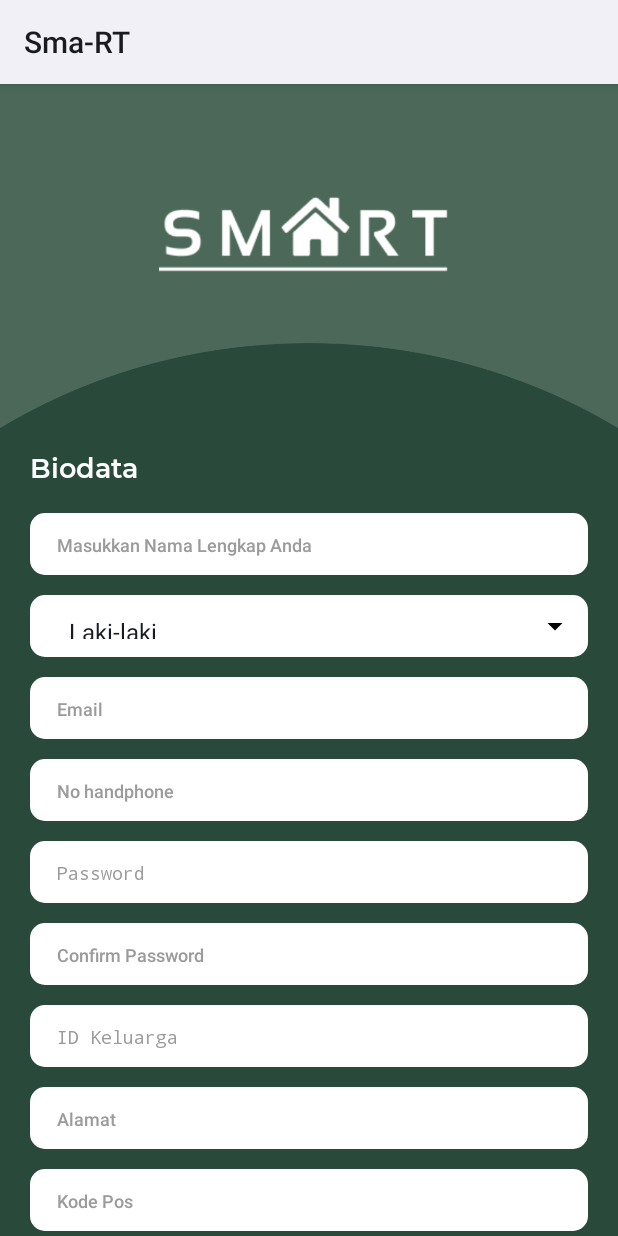
After one commit to AnandaAp/Sma-RT, an Android app: the fragment RegisterWarga shown on its own in the app's theme, on a phone screen of 412 x 824 dp. The commit adds this screen. Run offline under Robolectric (Android 15) with nearby library versions, the phone set to English and light mode, and no system bars.

Commit message:
Add Register Warga (Spinner Dropdown Belum Fix)

```diff
--- /dev/null
+++ b/app/src/main/java/com/maluku/sma_rt/view/RegisterWarga.kt
@@ -0,0 +1,60 @@
+package com.maluku.sma_rt.view
+
+import android.os.Bundle
+import androidx.fragment.app.Fragment
+import android.view.LayoutInflater
+import android.view.View
+import android.view.ViewGroup
+import com.maluku.sma_rt.R
+
+// TODO: Rename parameter arguments, choose names that match
+// the fragment initialization parameters, e.g. ARG_ITEM_NUMBER
+private const val ARG_PARAM1 = "param1"
+private const val ARG_PARAM2 = "param2"
+
+/**
+ * A simple [Fragment] subclass.
+ * Use the [RegisterWarga.newInstance] factory method to
+ * create an instance of this fragment.
+ */
+class RegisterWarga : Fragment() {
+    // TODO: Rename and change types of parameters
+    private var param1: String? = null
+    private var param2: String? = null
+
+    override fun onCreate(savedInstanceState: Bundle?) {
+        super.onCreate(savedInstanceState)
+        arguments?.let {
+            param1 = it.getString(ARG_PARAM1)
+            param2 = it.getString(ARG_PARAM2)
+        }
+    }
+
+    override fun onCreateView(
+        inflater: LayoutInflater, container: ViewGroup?,
+        savedInstanceState: Bundle?
+    ): View? {
+        // Inflate the layout for this fragment
+        return inflater.inflate(R.layout.fragment_register_warga, container, false)
+    }
+
+    companion object {
+        /**
+         * Use this factory method to create a new instance of
+         * this fragment using the provided parameters.
+         *
+         * @param param1 Parameter 1.
+         * @param param2 Parameter 2.
+         * @return A new instance of fragment RegisterWarga.
+         */
+        // TODO: Rename and change types and number of parameters
+        @JvmStatic
+        fun newInstance(param1: String, param2: String) =
+            RegisterWarga().apply {
+                arguments = Bundle().apply {
+                    putString(ARG_PARAM1, param1)
+                    putString(ARG_PARAM2, param2)
+                }
+            }
+    }
+}
--- /dev/null
+++ b/app/src/main/res/drawable/ic_arrow_down.xml
@@ -0,0 +1,10 @@
+<vector xmlns:android="http://schemas.android.com/apk/res/android"
+    android:width="24dp"
+    android:height="24dp"
+    android:viewportWidth="24"
+    android:viewportHeight="24"
+    android:tint="?attr/colorControlNormal">
+  <path
+      android:fillColor="@android:color/black"
+      android:pathData="M7,10l5,5 5,-5z"/>
+</vector>
--- /dev/null
+++ b/app/src/main/res/drawable/style_spinner.xml
@@ -0,0 +1,23 @@
+<?xml version="1.0" encoding="utf-8"?>
+<selector xmlns:android="http://schemas.android.com/apk/res/android">
+
+    <item>
+        <layer-list>
+            <item>
+                <shape android:shape="rectangle">
+                    <solid android:color="@color/white"/>
+                    <padding android:right="10dp"
+                        android:left="10dp"/>
+                    <corners android:radius="10dp"/>
+                </shape>
+
+            </item>
+
+            <item
+                android:drawable="@drawable/ic_arrow_down"
+                android:gravity="center|end"/>
+
+        </layer-list>
+
+    </item>
+</selector>
--- /dev/null
+++ b/app/src/main/res/layout/fragment_register_warga.xml
@@ -0,0 +1,224 @@
+<?xml version="1.0" encoding="utf-8"?>
+<LinearLayout xmlns:android="http://schemas.android.com/apk/res/android"
+    xmlns:tools="http://schemas.android.com/tools"
+    android:layout_width="match_parent"
+    android:layout_height="match_parent"
+    tools:context=".view.RegisterWarga"
+    android:orientation="vertical"
+    android:background="@drawable/bg_login">
+
+    <androidx.core.widget.NestedScrollView
+        android:layout_width="match_parent"
+        android:layout_height="wrap_content">
+
+        <RelativeLayout
+            android:id="@+id/biodata"
+            android:layout_width="match_parent"
+            android:layout_height="wrap_content"
+            android:paddingStart="20dp"
+            android:paddingEnd="20dp">
+
+            <ImageView
+                android:id="@+id/logosmart"
+                android:layout_width="200dp"
+                android:layout_height="match_parent"
+                android:layout_centerHorizontal="true"
+                android:paddingTop="50dp"
+                android:paddingBottom="84dp"
+                android:src="@drawable/logo" />
+
+            <TextView
+                android:id="@+id/tv_biodata"
+                android:layout_below="@+id/logosmart"
+                android:layout_width="match_parent"
+                android:layout_height="wrap_content"
+                android:text="Biodata"
+                android:textSize="18sp"
+                android:fontFamily="@font/montserrat_semibold"
+                android:textColor="@android:color/white"
+                android:paddingBottom="18dp"/>
+
+            <EditText
+                android:id="@+id/namalengkap"
+                android:layout_width="match_parent"
+                android:layout_height="41dp"
+                android:layout_below="@+id/tv_biodata"
+                android:layout_marginBottom="13dp"
+                android:background="@drawable/shapebutton"
+                android:hint="Masukkan Nama Lengkap Anda"
+                android:textColorHint="@color/grey"
+                android:inputType="textCapWords"
+                android:paddingStart="18dp"
+                android:paddingTop="13dp"
+                android:paddingBottom="12dp"
+                android:textSize="12sp" />
+
+            <Spinner
+                android:id="@+id/jeniskelamin"
+                android:layout_width="match_parent"
+                android:layout_height="41dp"
+                android:layout_below="@+id/namalengkap"
+                android:layout_marginBottom="13dp"
+                android:background="@drawable/style_spinner"
+                android:entries="@array/jenis_kelamin"
+                android:hint="Jenis Kelamin"
+                android:paddingStart="18dp"
+                android:paddingTop="13dp"
+                android:paddingBottom="12dp" />
+
+            <EditText
+                android:id="@+id/emailwarga"
+                android:layout_width="match_parent"
+                android:layout_height="41dp"
+                android:layout_below="@+id/jeniskelamin"
+                android:layout_marginBottom="13dp"
+                android:background="@drawable/shapebutton"
+                android:hint="Email"
+                android:textColorHint="@color/grey"
+                android:inputType="textEmailAddress"
+                android:paddingStart="18dp"
+                android:paddingTop="13dp"
+                android:paddingBottom="12dp"
+                android:textSize="12sp" />
+
+            <EditText
+                android:id="@+id/nohandphone"
+                android:layout_width="match_parent"
+                android:layout_height="41dp"
+                android:layout_below="@+id/emailwarga"
+                android:layout_marginBottom="13dp"
+                android:background="@drawable/shapebutton"
+                android:hint="No handphone"
+                android:inputType="number"
+                android:paddingStart="18dp"
+                android:paddingTop="13dp"
+                android:paddingBottom="12dp"
+                android:textColorHint="@color/grey"
+                android:textSize="12sp" />
+
+            <EditText
+                android:id="@+id/password"
+                android:layout_width="match_parent"
+                android:layout_height="41dp"
+                android:layout_below="@+id/nohandphone"
+                android:layout_marginBottom="13dp"
+                android:background="@drawable/shapebutton"
+                android:hint="Password"
+                android:inputType="textPassword"
+                android:paddingStart="18dp"
+                android:paddingTop="13dp"
+                android:paddingBottom="12dp"
+                android:textColorHint="@color/grey"
+                android:textSize="12sp" />
+
+            <EditText
+                android:id="@+id/confirmpassword"
+                android:layout_width="match_parent"
+                android:layout_height="41dp"
+                android:layout_below="@+id/password"
+                android:layout_marginBottom="13dp"
+                android:background="@drawable/shapebutton"
+                android:hint="Confirm Password"
+                android:paddingStart="18dp"
+                android:paddingTop="13dp"
+                android:paddingBottom="12dp"
+                android:textColorHint="@color/grey"
+                android:textSize="12sp" />
+
+            <EditText
+                android:id="@+id/idkeluarga"
+                android:layout_width="match_parent"
+                android:layout_height="41dp"
+                android:layout_below="@+id/confirmpassword"
+                android:layout_marginBottom="13dp"
+                android:background="@drawable/shapebutton"
+                android:hint="ID Keluarga"
+                android:inputType="textPassword"
+                android:textColorHint="@color/grey"
+                android:paddingStart="18dp"
+                android:paddingTop="13dp"
+                android:paddingBottom="12dp"
+                android:textSize="12sp" />
+
+            <EditText
+                android:id="@+id/alamat"
+                android:layout_width="match_parent"
+                android:layout_height="41dp"
+                android:layout_below="@+id/idkeluarga"
+                android:layout_marginBottom="13dp"
+                android:background="@drawable/shapebutton"
+                android:hint="Alamat"
+                android:inputType="textCapWords"
+                android:textColorHint="@color/grey"
+                android:paddingStart="18dp"
+                android:paddingTop="13dp"
+                android:paddingBottom="12dp"
+                android:textSize="12sp" />
+
+            <EditText
+                android:id="@+id/kodepos"
+                android:layout_width="match_parent"
+                android:layout_height="41dp"
+                android:layout_below="@+id/alamat"
+                android:layout_marginBottom="25dp"
+                android:background="@drawable/shapebutton"
+                android:hint="Kode Pos"
+                android:inputType="number"
+                android:textColorHint="@color/grey"
+                android:paddingStart="18dp"
+                android:paddingTop="13dp"
+                android:paddingBottom="12dp"
+                android:textSize="12sp" />
+
+            <CheckBox
+                android:id="@+id/ceksyarat"
+                android:layout_width="match_parent"
+                android:layout_height="wrap_content"
+                android:layout_below="@+id/kodepos"
+                android:layout_marginBottom="29dp"
+                android:buttonTint="@android:color/white"
+                android:checked="true"
+                android:fontFamily="@font/montserrat_semibold"
+                android:text="Saya Setuju Dengan Syarat dan Ketentuan Berlaku"
+                android:textColor="@android:color/white"
+                android:textSize="12dp" />
+
+            <Button
+                android:id="@+id/btn_daftar"
+                android:layout_below="@+id/ceksyarat"
+                android:layout_width="match_parent"
+                android:layout_height="47dp"
+                android:layout_marginBottom="34dp"
+                android:background="@drawable/roundedbtn"
+                android:fontFamily="@font/montserrat_semibold"
+                android:text="Daftar"
+                android:textAllCaps="false"
+                android:textColor="@android:color/white"
+                android:textSize="22sp" />
+
+            <ImageView
+                android:id="@+id/line"
+                android:layout_width="match_parent"
+                android:layout_height="wrap_content"
+                android:layout_below="@id/btn_daftar"
+                android:layout_marginBottom="29dp"
+                android:src="@drawable/line" />
+
+            <Button
+                android:id="@+id/btn_login"
+                android:layout_width="match_parent"
+                android:layout_height="47dp"
+                android:layout_below="@+id/line"
+                android:background="@drawable/roundedbtn"
+                android:fontFamily="@font/montserrat_semibold"
+                android:text="Login"
+                android:textAllCaps="false"
+                android:textColor="@android:color/white"
+                android:textSize="22sp"
+                android:layout_marginBottom="50dp"/>
+        </RelativeLayout>
+    </androidx.core.widget.NestedScrollView>
+
+
+
+</LinearLayout>
--- a/app/src/main/res/values/colors.xml
+++ b/app/src/main/res/values/colors.xml
@@ -11,4 +11,5 @@
     <color name="green">#4B6858</color>
     <color name="secondbtn">#79B4B7</color>
     <color name="primarybtn">#9CCDAD</color>
+    <color name="grey">#9B9B9B</color>
 </resources>
--- a/app/src/main/res/values/strings.xml
+++ b/app/src/main/res/values/strings.xml
@@ -4,4 +4,17 @@
     <string name="hello_blank_fragment">Hello blank fragment</string>
     <string name="btnskip"><u>Skip</u></string>
     <string name="test">test</string>
+    <string name="jenis_kelamin">Jenis Kelamin</string>
+
+    <string-array name="jenis_kelamin">
+        <item>Laki-laki</item>
+        <item>Perempuan</item>
+    </string-array>
+
+    <string-array name="programming_languages">
+        <item>Java</item>
+        <item>Kotlin</item>
+        <item>Python</item>
+        <item>CPP</item>
+    </string-array>
 </resources>
```
Also changed, not shown: app/src/main/res/drawable/line.png (added).
